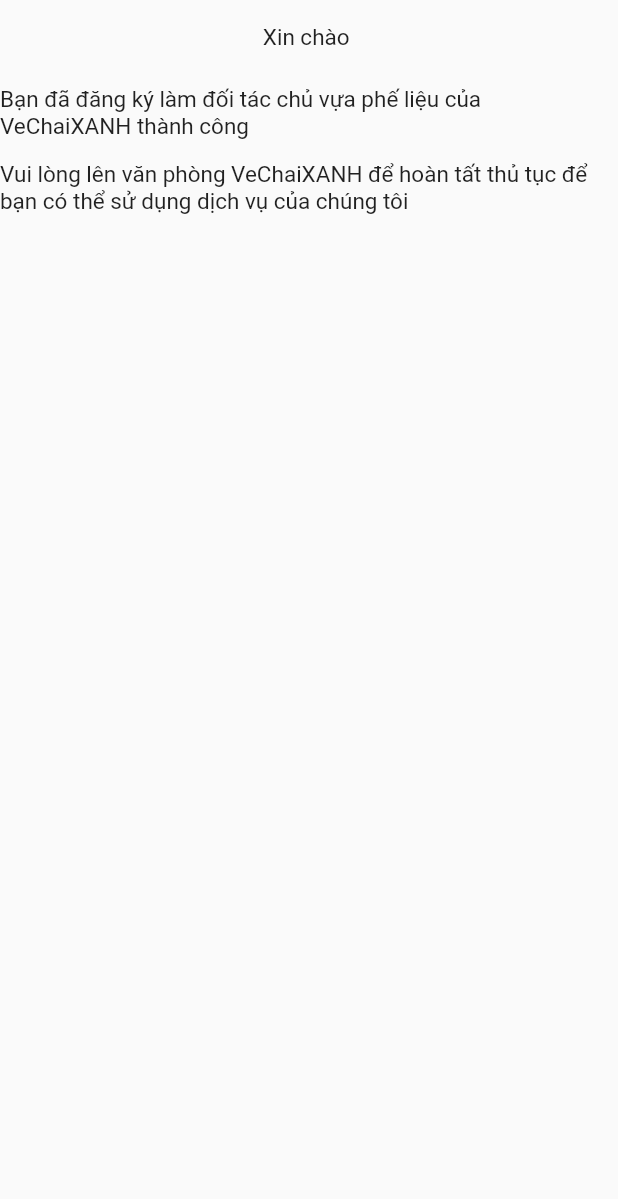
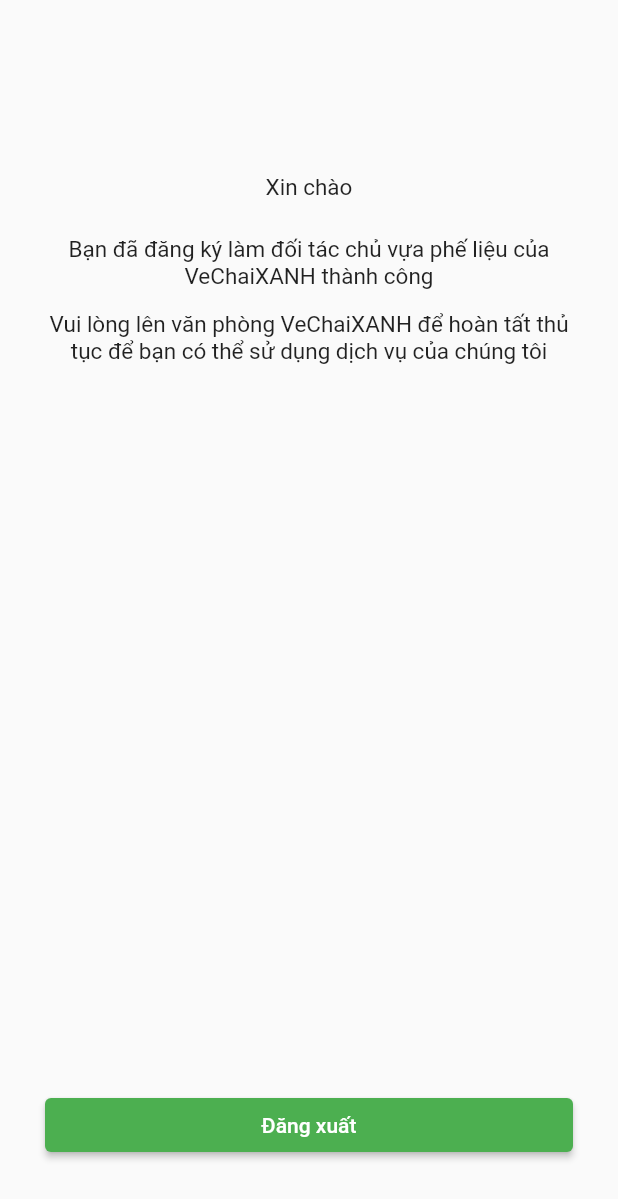
Before and after one commit to Baoth99/SCSS.Mobile.Dealer, a Flutter app: the RegisterCompleteView screen opened directly with empty values, on a phone screen of 412 x 824 dp. Shown: the top 1199 px of the screen. Run offline on Flutter 3.47's test engine with Material 2 defaults, Android fonts, the phone set to English and light mode, and no system bars; our stand-ins replace dropdown_search, equatable, firebase_core, firebase_messaging, flutter_bloc, flutter_dotenv and 3 more; missing offline and left inert: flutter_flavor; accounts and stored records are empty.

Commit message:
[Mobile][UID-3][SCSS-55] small fixes

```diff
--- a/lib/repositories/states/register_store_info_state.dart
+++ b/lib/repositories/states/register_store_info_state.dart
@@ -8,7 +8,6 @@ class RegisterStoreInfoState {
   String address;
   Sex sex;
   String password;
-  String rePassword;
   bool isBranch;
   int? mainBranchId;
 
@@ -32,7 +31,6 @@ class RegisterStoreInfoState {
     String? address,
     Sex? sex,
     String? password,
-    String? rePassword,
     Process? process,
     bool? isBranch,
     int? mainBranchId,
@@ -48,7 +46,6 @@ class RegisterStoreInfoState {
         address = address ?? '',
         sex = sex ?? Sex.male,
         password = password ?? '',
-        rePassword = rePassword ?? '',
         process = process ?? Process.neutral,
         isBranch = isBranch ?? false,
         mainBranchId = mainBranchId,
@@ -67,7 +64,6 @@ class RegisterStoreInfoState {
     String? address,
     Sex? sex,
     String? password,
-    String? rePassword,
     Process? process,
     bool? isBranch,
     int? mainBranchId,
@@ -85,7 +81,6 @@ class RegisterStoreInfoState {
       address: address ?? this.address,
       sex: sex ?? this.sex,
       password: password ?? this.password,
-      rePassword: rePassword ?? this.rePassword,
       process: process ?? this.process,
       isBranch: isBranch ?? this.isBranch,
       mainBranchId: mainBranchId ?? this.mainBranchId,
--- a/lib/ui/layouts/add_category_view.dart
+++ b/lib/ui/layouts/add_category_view.dart
@@ -3,7 +3,7 @@ import 'dart:io';
 import 'package:dealer_app/blocs/add_category_bloc.dart';
 import 'package:dealer_app/repositories/events/add_category_event.dart';
 import 'package:dealer_app/repositories/states/add_category_state.dart';
-import 'package:dealer_app/ui/widgets/cancel_button.dart';
+import 'package:dealer_app/ui/widgets/buttons.dart';
 import 'package:dealer_app/ui/widgets/flexible.dart';
 import 'package:dealer_app/ui/widgets/text.dart';
 import 'package:dealer_app/utils/param_util.dart';
--- a/lib/ui/layouts/category_detail_view.dart
+++ b/lib/ui/layouts/category_detail_view.dart
@@ -4,7 +4,7 @@ import 'package:dealer_app/blocs/category_detail_bloc.dart';
 import 'package:dealer_app/repositories/events/category_detail_event.dart';
 import 'package:dealer_app/repositories/models/scrap_category_model.dart';
 import 'package:dealer_app/repositories/states/category_detail_state.dart';
-import 'package:dealer_app/ui/widgets/cancel_button.dart';
+import 'package:dealer_app/ui/widgets/buttons.dart';
 import 'package:dealer_app/ui/widgets/flexible.dart';
 import 'package:dealer_app/ui/widgets/text.dart';
 import 'package:dealer_app/utils/param_util.dart';
--- a/lib/ui/layouts/login_view.dart
+++ b/lib/ui/layouts/login_view.dart
@@ -1,7 +1,7 @@
 import 'package:dealer_app/blocs/login_bloc.dart';
 import 'package:dealer_app/repositories/events/login_event.dart';
 import 'package:dealer_app/repositories/states/login_state.dart';
-import 'package:dealer_app/ui/widgets/cancel_button.dart';
+import 'package:dealer_app/ui/widgets/buttons.dart';
 import 'package:dealer_app/ui/widgets/text.dart';
 import 'package:dealer_app/utils/param_util.dart' hide Process;
 import 'package:flutter/material.dart';
--- a/lib/ui/layouts/register_branch_option_view.dart
+++ b/lib/ui/layouts/register_branch_option_view.dart
@@ -1,7 +1,7 @@
 import 'package:dealer_app/blocs/register_branch_option_bloc.dart';
 import 'package:dealer_app/repositories/events/register_branch_option_event.dart';
 import 'package:dealer_app/repositories/states/register_branch_option_state.dart';
-import 'package:dealer_app/ui/widgets/cancel_button.dart';
+import 'package:dealer_app/ui/widgets/buttons.dart';
 import 'package:dealer_app/ui/widgets/text.dart';
 import 'package:dealer_app/utils/param_util.dart';
 import 'package:flutter/foundation.dart';
@@ -79,6 +79,7 @@ class RegisterBranchOptionView extends StatelessWidget {
           child: SingleChildScrollView(
             padding: const EdgeInsets.fromLTRB(30, 30, 30, 50),
             child: Column(
+              crossAxisAlignment: CrossAxisAlignment.stretch,
               children: [
                 customText(text: CustomTexts.isBranchText),
                 _radioButtons(),
--- a/lib/ui/layouts/register_complete_view.dart
+++ b/lib/ui/layouts/register_complete_view.dart
@@ -1,4 +1,6 @@
+import 'package:dealer_app/ui/widgets/buttons.dart';
 import 'package:dealer_app/ui/widgets/text.dart';
+import 'package:dealer_app/utils/param_util.dart';
 import 'package:flutter/material.dart';
 
 class RegisterCompleteView extends StatelessWidget {
@@ -9,27 +11,51 @@ class RegisterCompleteView extends StatelessWidget {
     final Map _argumentMap =
         ModalRoute.of(context)!.settings.arguments as Map<String, dynamic>;
     return Scaffold(
-      body: _body(_argumentMap),
+      body: _body(context, _argumentMap),
     );
   }
 
-  _body(argumentMap) {
-    return SingleChildScrollView(
+  _body(context, argumentMap) {
+    var _deviceSize = MediaQuery.of(context).size;
+    return Container(
+      width: _deviceSize.width,
+      height: _deviceSize.height,
+      padding: const EdgeInsets.fromLTRB(30, 100, 30, 50),
       child: Column(
+        crossAxisAlignment: CrossAxisAlignment.stretch,
+        mainAxisAlignment: MainAxisAlignment.spaceBetween,
         children: [
-          customText(
-              text: 'Xin chào ${argumentMap['name']}',
-              alignment: Alignment.center),
-          customText(
-              text:
-                  'Bạn đã đăng ký làm đối tác chủ vựa phế liệu của VeChaiXANH thành công',
-              alignment: Alignment.center),
-          customText(
-              text:
-                  'Vui lòng lên văn phòng VeChaiXANH để hoàn tất thủ tục để bạn có thể sử dụng dịch vụ của chúng tôi',
-              alignment: Alignment.center),
+          Column(
+            crossAxisAlignment: CrossAxisAlignment.stretch,
+            children: [
+              customText(
+                  text: CustomTexts.registerCompleteGreeting +
+                      argumentMap['name'],
+                  alignment: Alignment.center,
+                  textAlign: TextAlign.center),
+              customText(
+                  text: CustomTexts.registerCompleteCongrat,
+                  alignment: Alignment.center,
+                  textAlign: TextAlign.center),
+              customText(
+                  text: CustomTexts.registerCompleteNote,
+                  alignment: Alignment.center,
+                  textAlign: TextAlign.center),
+            ],
+          ),
+          _logoutButton(context),
         ],
       ),
     );
   }
+
+  _logoutButton(context) {
+    return customElevatedButton(
+      context,
+      CustomTexts.logoutButtonText,
+      () {
+        //TODO: logout
+      },
+    );
+  }
 }
--- a/lib/ui/layouts/register_otp_view.dart
+++ b/lib/ui/layouts/register_otp_view.dart
@@ -1,7 +1,7 @@
 import 'package:dealer_app/blocs/register_otp_bloc.dart';
 import 'package:dealer_app/repositories/events/register_otp_event.dart';
 import 'package:dealer_app/repositories/states/register_otp_state.dart';
-import 'package:dealer_app/ui/widgets/cancel_button.dart';
+import 'package:dealer_app/ui/widgets/buttons.dart';
 import 'package:dealer_app/ui/widgets/text.dart';
 import 'package:dealer_app/utils/param_util.dart';
 import 'package:flutter/material.dart';
@@ -70,6 +70,7 @@ class RegisterOTPView extends StatelessWidget {
           child: Container(
             padding: const EdgeInsets.fromLTRB(30, 100, 30, 50),
             child: Column(
+              crossAxisAlignment: CrossAxisAlignment.stretch,
               children: [
                 _logo(),
                 customText(text: CustomTexts.otpMessage + ' ' + state.phone),
--- a/lib/ui/layouts/register_personal_info_view.dart
+++ b/lib/ui/layouts/register_personal_info_view.dart
@@ -1,7 +1,7 @@
 import 'package:dealer_app/blocs/register_personal_info_bloc.dart';
 import 'package:dealer_app/repositories/events/register_personal_info_event.dart';
 import 'package:dealer_app/repositories/states/register_personal_info_state.dart';
-import 'package:dealer_app/ui/widgets/cancel_button.dart';
+import 'package:dealer_app/ui/widgets/buttons.dart';
 import 'package:dealer_app/utils/param_util.dart';
 import 'package:flutter/foundation.dart';
 import 'package:flutter/material.dart';
@@ -67,6 +67,7 @@ class RegisterPersonalInfoView extends StatelessWidget {
           child: SingleChildScrollView(
             padding: const EdgeInsets.fromLTRB(30, 30, 30, 50),
             child: Column(
+              crossAxisAlignment: CrossAxisAlignment.stretch,
               children: [
                 _textFields(),
                 _submitButton(),
--- a/lib/ui/layouts/register_store_info_view.dart
+++ b/lib/ui/layouts/register_store_info_view.dart
@@ -1,9 +1,9 @@
 import 'dart:io';
 
-import 'package:dealer_app/blocs/register_store_info_option_bloc.dart';
+import 'package:dealer_app/blocs/register_store_info_bloc.dart';
 import 'package:dealer_app/repositories/events/register_store_info_event.dart';
 import 'package:dealer_app/repositories/states/register_store_info_state.dart';
-import 'package:dealer_app/ui/widgets/cancel_button.dart';
+import 'package:dealer_app/ui/widgets/buttons.dart';
 import 'package:dealer_app/ui/widgets/text.dart';
 import 'package:dealer_app/utils/param_util.dart';
 import 'package:flutter/foundation.dart';
@@ -41,10 +41,13 @@ class RegisterStoreInfoView extends StatelessWidget {
           if (state.isImageSourceActionSheetVisible) {
             _showImageSourceActionSheet(context);
           } else if (state.process == Process.valid) {
-            Navigator.of(context).pushNamed(CustomRoutes.registerComplete,
-                arguments: <String, dynamic>{
-                  'name': state.name,
-                });
+            Navigator.of(context).pushNamedAndRemoveUntil(
+              CustomRoutes.registerComplete,
+              (route) => false,
+              arguments: <String, dynamic>{
+                'name': state.name,
+              },
+            );
           }
         },
         child: BlocBuilder<RegisterStoreInfoBloc, RegisterStoreInfoState>(
@@ -76,6 +79,7 @@ class RegisterStoreInfoView extends StatelessWidget {
           child: SingleChildScrollView(
             padding: const EdgeInsets.fromLTRB(30, 30, 30, 50),
             child: Column(
+              crossAxisAlignment: CrossAxisAlignment.stretch,
               children: [
                 customText(text: CustomTexts.storeFrontImageText),
                 _scrapImage(),
--- a/lib/ui/layouts/register_view.dart
+++ b/lib/ui/layouts/register_view.dart
@@ -1,7 +1,7 @@
 import 'package:dealer_app/blocs/register_bloc.dart';
 import 'package:dealer_app/repositories/events/register_event.dart';
 import 'package:dealer_app/repositories/states/register_state.dart';
-import 'package:dealer_app/ui/widgets/cancel_button.dart';
+import 'package:dealer_app/ui/widgets/buttons.dart';
 import 'package:dealer_app/ui/widgets/text.dart';
 import 'package:dealer_app/utils/param_util.dart';
 import 'package:flutter/material.dart';
@@ -65,6 +65,7 @@ class RegisterView extends StatelessWidget {
           child: Form(
             key: _formKey,
             child: Column(
+              crossAxisAlignment: CrossAxisAlignment.stretch,
               children: [
                 customText(text: CustomTexts.registerWelcomeText),
                 _phoneNumberField(),
--- a/lib/ui/widgets/text.dart
+++ b/lib/ui/widgets/text.dart
@@ -1,13 +1,17 @@
 import 'package:flutter/material.dart';
 
 Widget customText(
-    {required String text, Alignment? alignment, double? fontSize}) {
+    {required String text,
+    Alignment? alignment,
+    double? fontSize,
+    TextAlign? textAlign}) {
   return Container(
     height: 50,
     alignment: alignment ?? Alignment.centerLeft,
     child: Text(
       text,
       style: TextStyle(fontSize: fontSize ?? 15),
+      textAlign: textAlign ?? TextAlign.left,
     ),
   );
 }
--- a/lib/utils/param_util.dart
+++ b/lib/utils/param_util.dart
@@ -76,6 +76,12 @@ class CustomTexts {
   static const String cameraText = 'Máy ảnh';
   static const String galleryText = 'Thư viện';
   static const String storeFrontImageText = 'Ảnh chụp mặt trước cửa hàng';
+  static const String logoutButtonText = 'Đăng xuất';
+  static const String registerCompleteGreeting = 'Xin chào ';
+  static const String registerCompleteCongrat =
+      'Bạn đã đăng ký làm đối tác chủ vựa phế liệu của VeChaiXANH thành công';
+  static const String registerCompleteNote =
+      'Vui lòng lên văn phòng VeChaiXANH để hoàn tất thủ tục để bạn có thể sử dụng dịch vụ của chúng tôi';
 }
 
 class CustomFormats {
```
Also changed, not shown: lib/blocs/register_store_info_bloc.dart (renamed from lib/blocs/register_store_info_option_bloc.dart), lib/ui/widgets/buttons.dart (renamed from lib/ui/widgets/cancel_button.dart).
